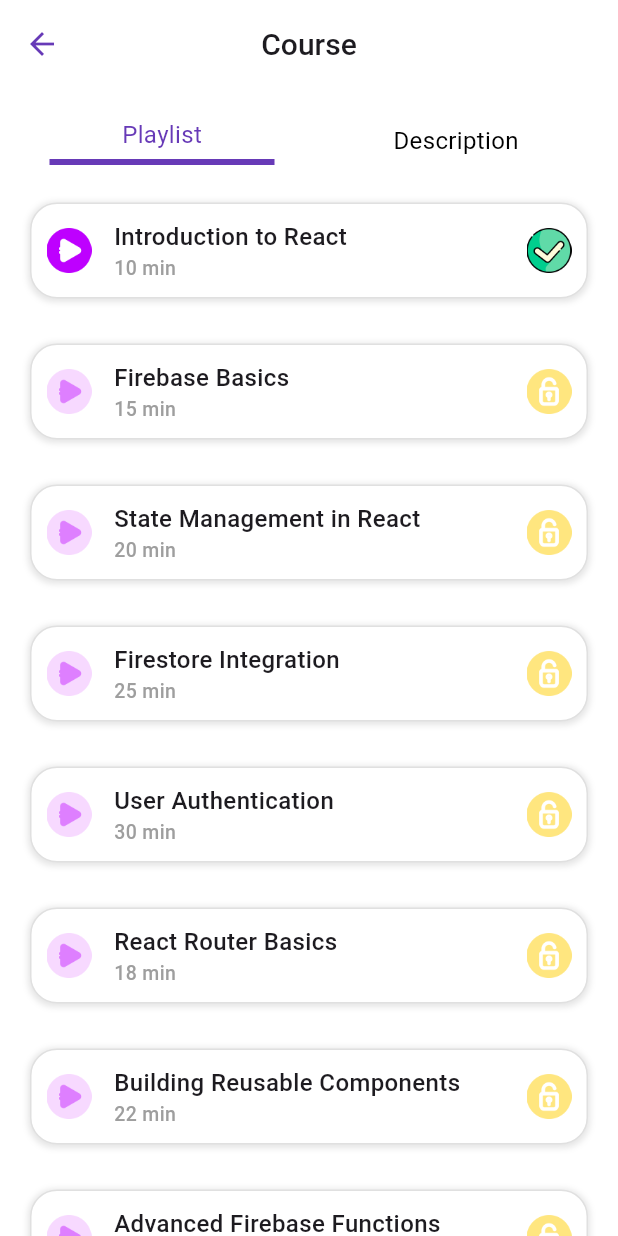
After one commit to MenouraIlyes/ya9in, a Flutter app: the EnrolledCourseDetailsScreen screen opened directly, on a phone screen of 412 x 824 dp. The commit adds this screen. Run offline on Flutter 3.47's test engine with Material 3 defaults, Android fonts, the phone set to English and light mode, and no system bars; our stand-ins replace cloud_firestore, country_picker, firebase_auth, firebase_core, flutter_svg, google_nav_bar and 2 more; accounts and stored records are empty; network calls fail.

Commit message:
Enrolled_Course_Details_Screen

```diff
--- a/lib/screens/courses_screen.dart
+++ b/lib/screens/courses_screen.dart
@@ -1,6 +1,6 @@
 import 'package:flutter/material.dart';
 import 'package:ya9in/datas/course_json.dart';
-import 'package:ya9in/screens/course_details_screen.dart';
+import 'package:ya9in/screens/enrolled_course_details_screen.dart';
 import 'package:ya9in/shared/colors.dart';
 import 'package:ya9in/widgets/custom_heading.dart';
 import 'package:ya9in/widgets/custom_my_courses_card.dart';
@@ -48,7 +48,7 @@ class _CourseScreenState extends State<CourseScreen> {
                 Navigator.push(
                     context,
                     MaterialPageRoute(
-                      builder: (context) => CourseDetailsScreen(),
+                      builder: (context) => EnrolledCourseDetailsScreen(),
                     ));
               },
               child: Column(
--- /dev/null
+++ b/lib/screens/enrolled_course_details_screen.dart
@@ -0,0 +1,95 @@
+import 'package:flutter/material.dart';
+import 'package:ya9in/models/lesson.dart';
+import 'package:ya9in/shared/colors.dart';
+import 'package:ya9in/widgets/custom_lesson_card.dart';
+import 'package:ya9in/widgets/custom_tab_view.dart';
+
+class EnrolledCourseDetailsScreen extends StatefulWidget {
+  const EnrolledCourseDetailsScreen({super.key});
+
+  @override
+  State<EnrolledCourseDetailsScreen> createState() =>
+      _EnrolledCourseDetailsScreenState();
+}
+
+class _EnrolledCourseDetailsScreenState
+    extends State<EnrolledCourseDetailsScreen> {
+  int _selectedTag = 0;
+
+  void changeTab(int index) {
+    setState(() {
+      _selectedTag = index;
+    });
+  }
+
+  Widget getBody() {
+    if (_selectedTag == 0) {
+      return SingleChildScrollView(
+        child: Padding(
+          padding: const EdgeInsets.only(bottom: 40, right: 20, left: 20),
+          child: Column(children: [
+            ...List.generate(lessonList.length, (index) {
+              return Column(
+                children: [
+                  CustomLessonCard(
+                    lesson: lessonList[index],
+                  ),
+                  const SizedBox(height: 20),
+                ],
+              );
+            }),
+          ]),
+        ),
+      );
+    } else {
+      return Padding(
+        padding: const EdgeInsets.all(20),
+        child: Text(
+          'This is the course description. Here you can add detailed information about the course.',
+          style: TextStyle(
+            fontSize: 18,
+            fontWeight: FontWeight.w400,
+          ),
+        ),
+      );
+    }
+  }
+
+  @override
+  Widget build(BuildContext context) {
+    return Scaffold(
+      backgroundColor: appWhite,
+      appBar: AppBar(
+        toolbarHeight: 80,
+        elevation: 0,
+        backgroundColor: appWhite,
+        title: Text(
+          'Course',
+          style: TextStyle(
+            fontSize: 20,
+            fontWeight: FontWeight.w500,
+          ),
+        ),
+        centerTitle: true,
+        leading: IconButton(
+          icon: Icon(Icons.arrow_back, color: appBackground),
+          onPressed: () {
+            Navigator.of(context).pop();
+          },
+        ),
+        bottom: PreferredSize(
+          preferredSize: const Size.fromHeight(50.0),
+          child: Column(
+            children: [
+              CustomTabView(
+                changeTab: changeTab,
+                index: _selectedTag,
+              ),
+            ],
+          ),
+        ),
+      ),
+      body: getBody(),
+    );
+  }
+}
--- a/lib/widgets/custom_lesson_card.dart
+++ b/lib/widgets/custom_lesson_card.dart
@@ -12,19 +12,35 @@ class CustomLessonCard extends StatelessWidget {
 
   @override
   Widget build(BuildContext context) {
-    return Row(
+    return Container(
+      padding: EdgeInsets.all(10),
+      margin: EdgeInsets.symmetric(vertical: 5),
+      decoration: BoxDecoration(
+        color: Colors.white,
+        borderRadius: BorderRadius.circular(18),
+        border: Border.all(color: Colors.grey.shade300, width: 1),
+        boxShadow: [
+          BoxShadow(
+            color: Colors.black.withOpacity(0.1),
+            spreadRadius: 1,
+            blurRadius: 3,
+            offset: Offset(0, 1),
+          ),
+        ],
+      ),
+      child: Row(
         children: [
           // lesson play button
           lesson.isCompleted
               ? Image.asset(
                   'assets/play.png',
-                height: 45,
+                  height: 30,
                 )
               : Opacity(
                   opacity: 0.5,
                   child: Image.asset(
                     'assets/not_play.png',
-                  height: 45,
+                    height: 30,
                   ),
                 ),
 
@@ -58,16 +74,17 @@ class CustomLessonCard extends StatelessWidget {
           lesson.isCompleted
               ? Image.asset(
                   'assets/check.png',
-                height: 40,
+                  height: 30,
                 )
               : Opacity(
                   opacity: 0.5,
                   child: Image.asset(
                     'assets/lock.png',
-                  height: 40,
+                    height: 30,
                   ),
                 ),
         ],
+      ),
     );
   }
 }
--- a/lib/widgets/custom_tab_view.dart
+++ b/lib/widgets/custom_tab_view.dart
@@ -25,19 +25,27 @@ class _CustomTabViewState extends State<CustomTabView> {
         },
         child: Container(
           padding: EdgeInsets.symmetric(
-            vertical: 15,
-          ),
-          decoration: BoxDecoration(
-            color: widget.index == index ? appBackground : null,
-            borderRadius: BorderRadius.circular(10),
+            vertical: 10,
           ),
           alignment: Alignment.center,
-          child: Text(
-            _tags[index],
-            style: TextStyle(
-              color: widget.index != index ? Colors.black : appWhite,
-              fontSize: 16,
-            ),
+          child: Column(
+            mainAxisSize: MainAxisSize.min,
+            children: [
+              Text(
+                _tags[index],
+                style: TextStyle(
+                  color: widget.index != index ? Colors.black : appBackground,
+                  fontSize: 16,
+                ),
+              ),
+              if (widget.index == index)
+                Container(
+                  margin: const EdgeInsets.only(top: 5),
+                  height: 4,
+                  width: 150,
+                  color: appBackground,
+                ),
+            ],
           ),
         ),
       ),
@@ -51,7 +59,7 @@ class _CustomTabViewState extends State<CustomTabView> {
       width: double.infinity,
       decoration: BoxDecoration(
         borderRadius: BorderRadius.circular(12),
-        color: appInversePrimary.withOpacity(0.5),
+        color: appWhite.withOpacity(0.5),
       ),
       child: Row(
         children: _tags
```
Also changed, not shown: lib/screens/account_screen.dart (+48 -23 lines), lib/screens/course_details_screen.dart (deleted, +0 -140 lines), assets/course.jpg (added). Lines whose indentation alone changed are shown as unchanged.
